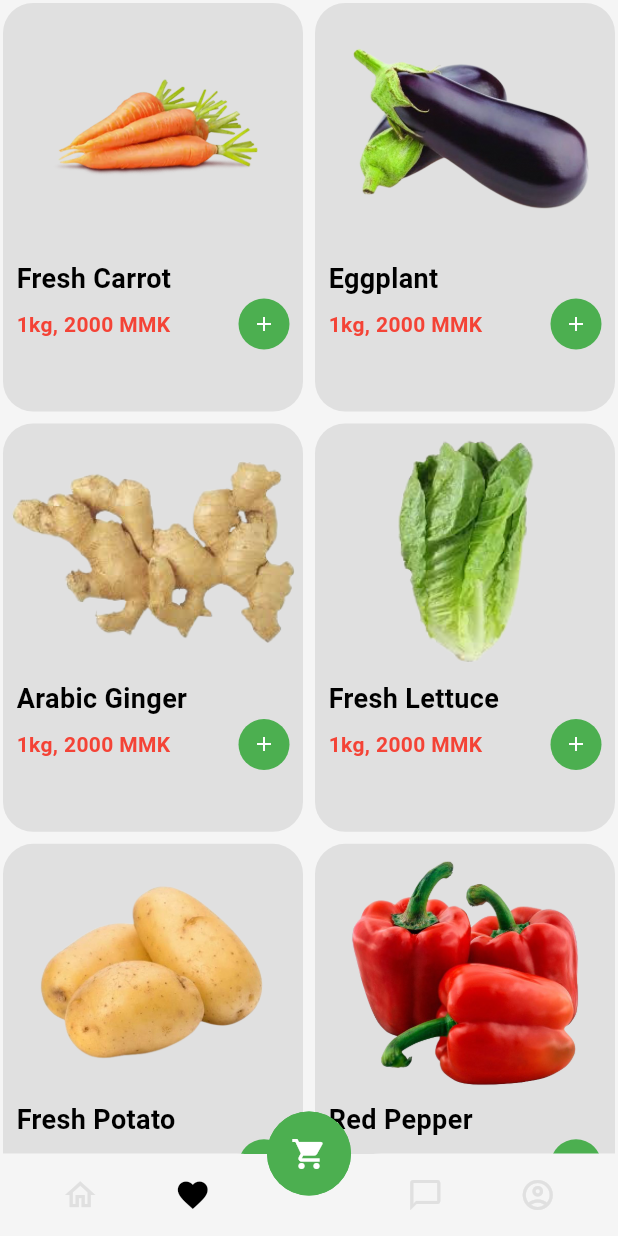
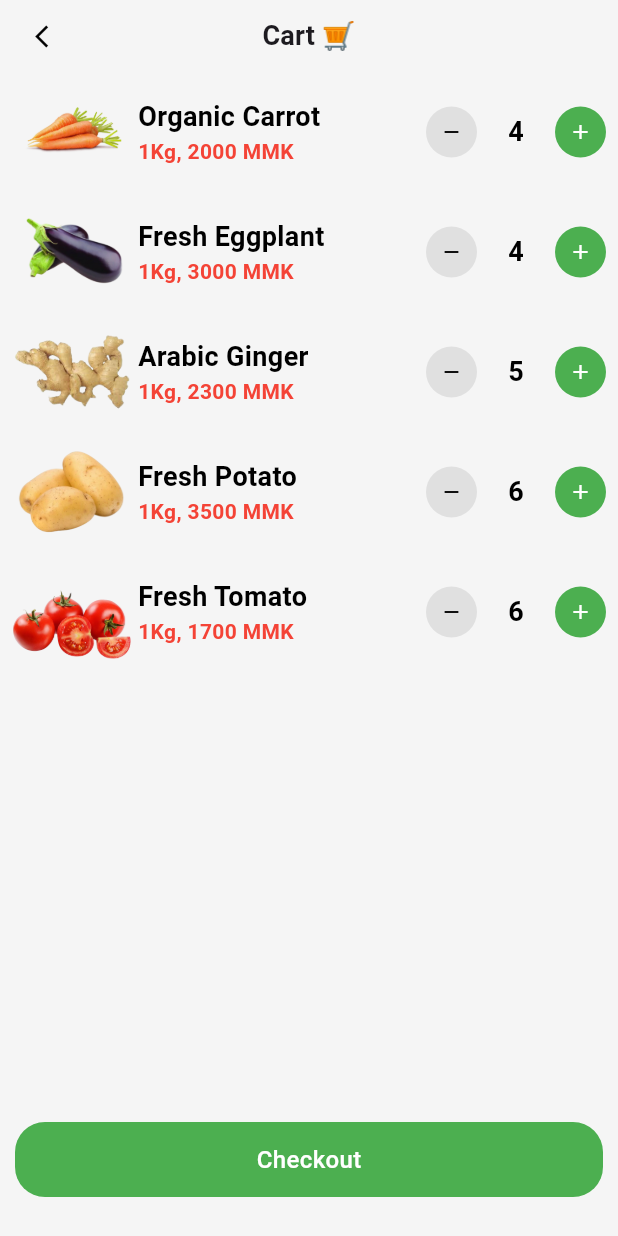
Before and after one commit to kyilwinoo97/pico_user, a Flutter app: the screen it shows after launch, scrolled down 576 dp, after a tap on the "favorite outline" icon, after a tap on the "shopping cart" icon, on a phone screen of 412 x 824 dp. Run offline on Flutter 3.47's test engine with Material 3 defaults, Android fonts, the phone set to English and light mode, and no system bars; our stand-ins replace badges; missing offline and left inert: layout; Roboto replaces fonts that are missing (ShantellSans).

Commit message:
cart page

```diff
--- /dev/null
+++ b/lib/data/model/cart.dart
@@ -0,0 +1,6 @@
+import 'item.dart';
+
+class Cart {
+  Map<int,List<Item>> itemCart;
+  Cart(this.itemCart);
+}
--- /dev/null
+++ b/lib/data/model/item.dart
@@ -0,0 +1,8 @@
+class Item{
+  int id;
+  double price;
+  String name;
+  String unit;
+  String imageUrl;
+  Item(this.id,this.price, this.name, this.unit, this.imageUrl);
+}
--- a/lib/presentation/bottom_nav/bottom_nav_widget.dart
+++ b/lib/presentation/bottom_nav/bottom_nav_widget.dart
@@ -6,6 +6,7 @@ import 'package:pico_user/presentation/inbox/inbox_page.dart';
 import 'package:badges/badges.dart' as badges;
 
 import '../all_item/all_item_page.dart';
+import '../route/routes.dart';
 import 'nav_bar.dart';
 
 class BottomNavWidget extends StatefulWidget {
@@ -89,7 +90,12 @@ class _BottomNavWidgetState extends State<BottomNavWidget> {
       ),
       floatingActionButtonLocation: FloatingActionButtonLocation.centerDocked,
       floatingActionButton: FloatingActionButton(
-        onPressed: (){},
+        onPressed: (){
+          Navigator.pushNamed(
+            context,
+            Routes.cart,
+          );
+        },
         elevation: 0,
         shape: RoundedRectangleBorder(
           side:  BorderSide(width: 2,color: kPrimary),
--- /dev/null
+++ b/lib/presentation/cart/cart_page.dart
@@ -0,0 +1,98 @@
+import 'package:flutter/cupertino.dart';
+import 'package:flutter/material.dart';
+import 'package:pico_user/data/model/item.dart';
+import 'package:pico_user/presentation/configs/configs.dart';
+import 'package:pico_user/presentation/utils/extensions/extensions.dart';
+
+import '../configs/constant_colors.dart';
+import '../detail/item_detail.dart';
+
+class CartPage extends StatefulWidget{
+  const CartPage({super.key});
+
+  @override
+  State<StatefulWidget> createState() => _CartPageState();
+
+}
+
+class _CartPageState extends State<CartPage> {
+  @override
+  Widget build(BuildContext context) {
+    var cartItem = cart;
+    return Scaffold(
+      appBar: AppBar(
+        centerTitle: true,
+        leading: SizedBox(
+          width: 22,
+          height: 22,
+          child: IconButton(
+            onPressed: (){
+              Navigator.of(context).pop();
+            },
+            icon: const Icon(Icons.arrow_back_ios_sharp,size: 18,color: kBlack,),
+          )
+        ),
+        title: Text("Cart 🛒",style: context.titleExtraSmall,),
+      ),
+      body: Column(
+        children: [
+          ListView.builder(
+            itemCount: cartItem.length,
+            scrollDirection: Axis.vertical,
+            shrinkWrap: true,
+            physics: const ClampingScrollPhysics(),
+            itemBuilder: (context, index) {
+              var data = cartItem[index];
+              return CartItem(data!);
+            },
+          )
+        ],
+      ),
+      floatingActionButtonLocation:
+      FloatingActionButtonLocation.centerFloat,
+      floatingActionButton: Container(
+        height: 50,
+        margin: const EdgeInsets.all(10),
+        decoration: BoxDecoration(
+            color: kPrimary,
+            borderRadius: BorderRadius.circular(20)
+        ),
+        child: const Center(
+          child: Text('Checkout',
+            style: TextStyle(color: kWhite,fontSize: 16),),
+        ),
+      ),
+    );
+  }
+}
+
+class CartItem extends StatelessWidget {
+  List<Item> itemList;
+  CartItem(this.itemList, {super.key});
+
+  @override
+  Widget build(BuildContext context) {
+    var item = itemList.first;
+    return Row(
+      mainAxisAlignment: MainAxisAlignment.spaceBetween,
+      children: [
+        Row(
+          children: [
+            Image.asset(item.imageUrl,height: 80,width: 80,),
+            Column(
+              crossAxisAlignment: CrossAxisAlignment.start,
+              children: [
+                Text(item.name,style: context.titleExtraSmall,),
+                 Text("${item.unit}, ${item.price.toInt()} MMK ",style: const TextStyle(
+                    color: Colors.red,
+                    fontSize: 14,
+                    fontWeight: FontWeight.bold
+                ),)
+              ],).addPadding(edgeInsets: const EdgeInsets.only(left: 4.0)),
+          ],
+        ),
+        CountWithButton(itemList.length),
+      ],
+    ).addPadding(edgeInsets: const EdgeInsets.symmetric(horizontal: 8));
+  }
+}
--- a/lib/presentation/configs/constant_string.dart
+++ b/lib/presentation/configs/constant_string.dart
@@ -1,5 +1,7 @@
 import 'package:flutter/cupertino.dart';
 import 'package:pico_user/presentation/configs/configs.dart';
+
+import '../../data/model/item.dart';
 
 const String appName = "PicoUser";
 
@@ -35,3 +37,49 @@ const List<String> item_img = [
   "$vegetable/butternut.png",
   "$vegetable/broccoli.png",
 ];
+
+List<Item> carrot = [
+  Item(0, 2000, "Organic Carrot", "1Kg","$vegetable/carrot.png"),
+  Item(0, 2000, "Organic Carrot", "1Kg","$vegetable/carrot.png"),
+  Item(0, 2000, "Organic Carrot", "1Kg","$vegetable/carrot.png"),
+  Item(0, 2000, "Organic Carrot", "1Kg","$vegetable/carrot.png"),
+];
+
+List<Item> eggplant = [
+  Item(1, 3000, "Fresh Eggplant", "1Kg","$vegetable/eggplant.png"),
+  Item(1, 3000, "Fresh Eggplant", "1Kg","$vegetable/eggplant.png"),
+  Item(1, 3000, "Fresh Eggplant", "1Kg","$vegetable/eggplant.png"),
+  Item(1, 3000, "Fresh Eggplant", "1Kg","$vegetable/eggplant.png"),
+];
+List<Item> ginger = [
+  Item(2, 2300, "Arabic Ginger", "1Kg","$vegetable/ginger.png"),
+  Item(2, 2300, "Arabic Ginger", "1Kg","$vegetable/ginger.png"),
+  Item(2, 2300, "Arabic Ginger", "1Kg","$vegetable/ginger.png"),
+  Item(2, 2300, "Arabic Ginger", "1Kg","$vegetable/ginger.png"),
+  Item(2, 2300, "Arabic Ginger", "1Kg","$vegetable/ginger.png"),
+];
+List<Item> freshPotato = [
+  Item(3, 3500, "Fresh Potato", "1Kg","$vegetable/potato.png"),
+  Item(3, 3500, "Fresh Potato", "1Kg","$vegetable/potato.png"),
+  Item(3, 3500, "Fresh Potato", "1Kg","$vegetable/potato.png"),
+  Item(3, 3500, "Fresh Potato", "1Kg","$vegetable/potato.png"),
+  Item(3, 3500, "Fresh Potato", "1Kg","$vegetable/potato.png"),
+  Item(3, 3500, "Fresh Potato", "1Kg","$vegetable/potato.png"),
+];
+
+List<Item> tomato = [
+  Item(4, 1700, "Fresh Tomato", "1Kg","$vegetable/tomatoes.png"),
+  Item(4, 1700, "Fresh Tomato", "1Kg","$vegetable/tomatoes.png"),
+  Item(4, 1700, "Fresh Tomato", "1Kg","$vegetable/tomatoes.png"),
+  Item(4, 1700, "Fresh Tomato", "1Kg","$vegetable/tomatoes.png"),
+  Item(4, 1700, "Fresh Tomato", "1Kg","$vegetable/tomatoes.png"),
+  Item(4, 1700, "Fresh Tomato", "1Kg","$vegetable/tomatoes.png"),
+];
+
+Map<int,List<Item>> cart = {
+  0: carrot,
+  1:eggplant,
+  3:freshPotato,
+  2: ginger,
+  4:tomato
+};
--- a/lib/presentation/detail/item_detail.dart
+++ b/lib/presentation/detail/item_detail.dart
@@ -63,12 +63,14 @@ class _ItemDetailState extends State<ItemDetail> {
                               margin: EdgeInsets.zero,
                               borderRadius: BorderRadius.circular(40)),
                         ),
+                        Row(
+                          children: [
                             SizedBox(
                               width: 34,
                               height: 34,
                               child: IconButton(
                                 icon: const Icon(
-                              Icons.search_sharp,
+                                  Icons.share_rounded,
                                   color: kBlack,
                                   size: 16,
                                 ),
@@ -77,6 +79,24 @@ class _ItemDetailState extends State<ItemDetail> {
                                   margin: EdgeInsets.zero,
                                   borderRadius: BorderRadius.circular(40)),
                             ),
+                            const SizedBox(width: 14,),
+                            SizedBox(
+                              width: 34,
+                              height: 34,
+                              child: IconButton(
+                                icon: const Icon(
+                                  Icons.favorite_border,
+                                  color: kBlack,
+                                  size: 16,
+                                ),
+                                onPressed: () {},
+                              ).addRoundCornerWidget(
+                                  margin: EdgeInsets.zero,
+                                  borderRadius: BorderRadius.circular(40)),
+                            ),
+                          ],
+                        )
+
                       ],
                     ),
                   )
@@ -95,7 +115,7 @@ class _ItemDetailState extends State<ItemDetail> {
                     "Fresh Potato",
                     style: context.titleExtraSmall,
                   ),
-                  const CountWithButton(),
+                   CountWithButton(0),
                 ],
               ),
               const SizedBox(
@@ -140,7 +160,8 @@ class _ItemDetailState extends State<ItemDetail> {
 }
 
 class CountWithButton extends StatelessWidget {
-  const CountWithButton({super.key});
+  int quantity;
+   CountWithButton(this.quantity, {super.key});
 
   @override
   Widget build(BuildContext context) {
@@ -165,7 +186,7 @@ class CountWithButton extends StatelessWidget {
                 color: kGrey300),
           ),
           Text(
-            "4",
+            "$quantity",
             style: context.titleExtraSmall,
           ),
           SizedBox(
--- a/lib/presentation/home/home_page.dart
+++ b/lib/presentation/home/home_page.dart
@@ -364,7 +364,6 @@ class BestSellingItem extends StatelessWidget {
     return Column(
       children: [
         Image.asset(imgPath,height: 170,),
-
             Column(
               crossAxisAlignment: CrossAxisAlignment.start,
               children: [
--- a/lib/presentation/route/routes.dart
+++ b/lib/presentation/route/routes.dart
@@ -1,5 +1,6 @@
 import 'package:flutter/material.dart';
 import 'package:pico_user/presentation/bottom_nav/bottom_nav_widget.dart';
+import 'package:pico_user/presentation/cart/cart_page.dart';
 import 'package:pico_user/presentation/detail/item_detail.dart';
 import '../all_item/all_item_page.dart';
 import '../home/home_page.dart';
@@ -15,10 +16,12 @@ class RouteGen {
 
       case Routes.home:
         return _buildRoute(const HomePage(), settings: settings);
-      case Routes.cart:
+      case Routes.allItem:
         return _buildRoute(const AllItemPage(),settings: settings);
       case Routes.detail:
         return _buildRoute(const ItemDetail(),settings: settings);
+      case Routes.cart:
+        return _buildRoute( const CartPage(),settings: settings);
       default:
         return _buildRoute(const ErrorView(), settings: settings);
     }
@@ -37,6 +40,7 @@ class Routes {
   static const home = "/";
   static const cart = "/cart";
   static const detail = "/detail";
+  static const allItem = "/allItem";
 }
 
 class ErrorView extends StatelessWidget {
```
Lines whose indentation alone changed are shown as unchanged.
